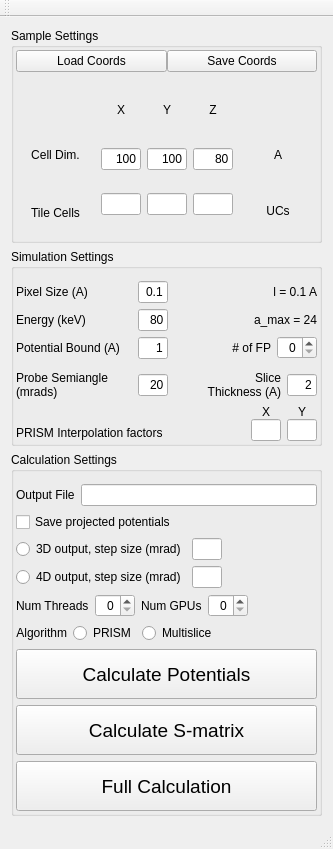
This is Qt/prismmainwindow.ui in prism-em/prismatic as Qt 5 draws it before an edit. The edited form follows.
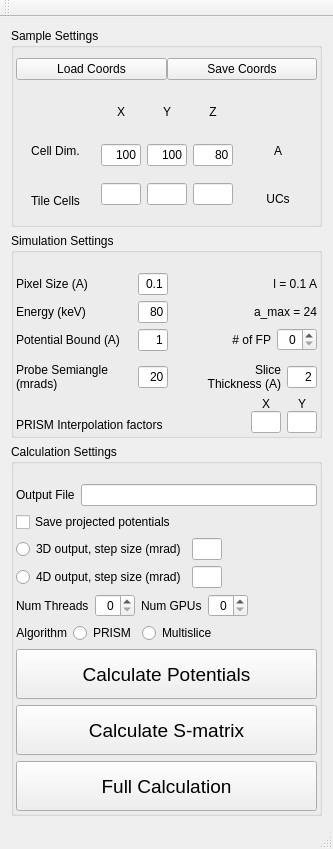
This is the edited form.

The edit to the form file:
```diff
--- a/Qt/prismmainwindow.ui
+++ b/Qt/prismmainwindow.ui
@@ -36,7 +36,7 @@
           <number>2</number>
          </property>
          <property name="topMargin">
-          <number>2</number>
+          <number>10</number>
          </property>
          <property name="rightMargin">
           <number>2</number>
@@ -341,7 +341,7 @@
           <number>2</number>
          </property>
          <property name="topMargin">
-          <number>2</number>
+          <number>10</number>
          </property>
          <property name="rightMargin">
           <number>2</number>
@@ -724,7 +724,7 @@
           <number>2</number>
          </property>
          <property name="topMargin">
-          <number>2</number>
+          <number>10</number>
          </property>
          <property name="rightMargin">
           <number>2</number>
```
